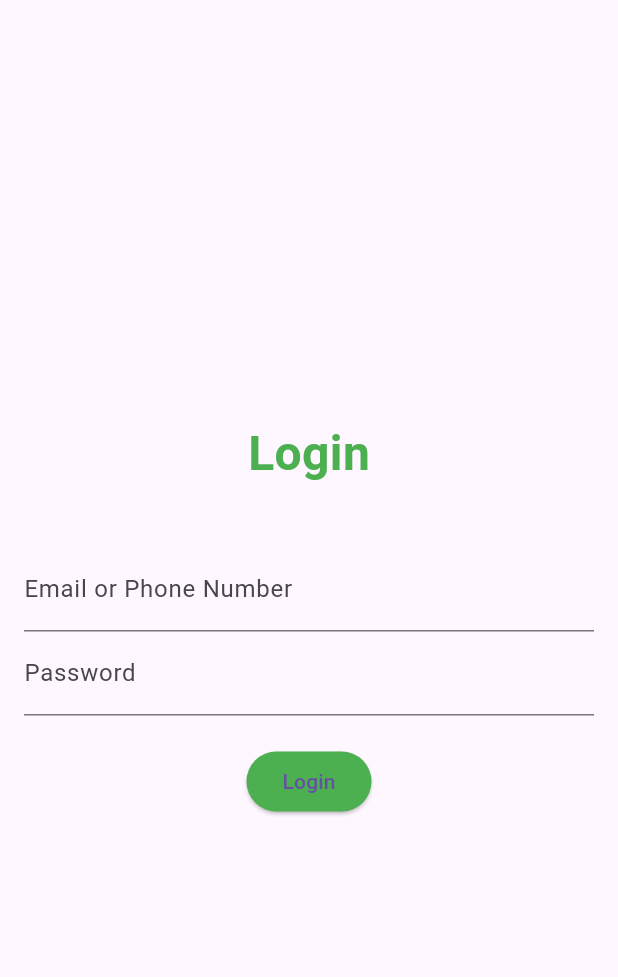
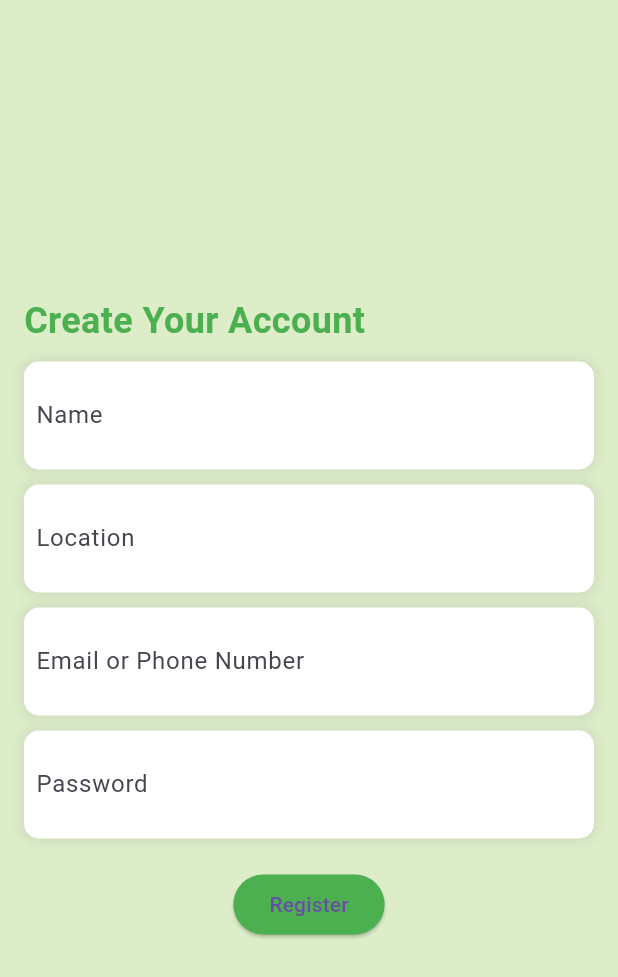
Before and after one commit to JMJ10/ecopulse_local, a Flutter app: the screen it shows after launch, on a phone screen of 412 x 824 dp. Shown: the top 977 px of the screen. Run offline on Flutter 3.47's test engine with Material 3 defaults, Android fonts, the phone set to English and light mode, and no system bars.

Commit message:
new register page replacing login screen

```diff
--- a/lib/login_screen.dart
+++ /dev/null
@@ -1,91 +0,0 @@
-import 'package:flutter/material.dart';
-import 'dashboard_screen.dart';
-
-class LoginScreen extends StatelessWidget {
-  final TextEditingController emailOrPhoneController = TextEditingController();
-  final TextEditingController passwordController = TextEditingController();
-
-  void login(BuildContext context) {
-    String emailOrPhone = emailOrPhoneController.text.trim();
-    String password = passwordController.text.trim();
-
-    if (emailOrPhone.isEmpty) {
-      ScaffoldMessenger.of(context).showSnackBar(
-        SnackBar(content: Text('Please enter your email or phone number')),
-      );
-      return;
-    }
-
-    if (emailOrPhone.contains('@')) {
-      // Email-based login logic
-      if (password.isNotEmpty) {
-        Navigator.push(
-          context,
-          MaterialPageRoute(builder: (context) => DashboardScreen()),
-        );
-      } else {
-        ScaffoldMessenger.of(context).showSnackBar(
-          SnackBar(content: Text('Please enter your password')),
-        );
-      }
-    } else {
-      // Phone-based login logic
-      if (emailOrPhone.length >= 10) {
-        Navigator.push(
-          context,
-          MaterialPageRoute(builder: (context) => DashboardScreen()),
-        );
-      } else {
-        ScaffoldMessenger.of(context).showSnackBar(
-          SnackBar(content: Text('Please enter a valid phone number')),
-        );
-      }
-    }
-  }
-
-  @override
-  Widget build(BuildContext context) {
-    return Scaffold(
-      body: Padding(
-        padding: const EdgeInsets.all(16.0),
-        child: Column(
-          mainAxisAlignment: MainAxisAlignment.center,
-          crossAxisAlignment: CrossAxisAlignment.center,
-          children: [
-            Center(
-              child: Text(
-                'Login',
-                style: TextStyle(
-                  fontSize: 32.0, // Larger font size
-                  fontWeight: FontWeight.bold, // Bold text style
-                  color: Colors.green,
-                ),
-              ),
-            ),
-            SizedBox(height: 40), // Spacing between the title and input fields
-            TextField(
-              controller: emailOrPhoneController,
-              decoration: InputDecoration(
-                labelText: 'Email or Phone Number',
-              ),
-              keyboardType: TextInputType.emailAddress, // Allows phone and email input
-            ),
-            TextField(
-              controller: passwordController,
-              decoration: InputDecoration(labelText: 'Password'),
-              obscureText: true,
-            ),
-            SizedBox(height: 20),
-            ElevatedButton(
-              style: ElevatedButton.styleFrom(
-                backgroundColor: Colors.green,
-              ),
-              onPressed: () => login(context),
-              child: Text('Login'),
-            ),
-          ],
-        ),
-      ),
-    );
-  }
-}
--- a/lib/main.dart
+++ b/lib/main.dart
@@ -1,5 +1,5 @@
 import 'package:flutter/material.dart';
-import 'login_screen.dart';
+import 'register_screen.dart';
 
 void main() {
   runApp(EcoPracticesApp());
@@ -13,7 +13,7 @@ class EcoPracticesApp extends StatelessWidget {
       theme: ThemeData(
         primarySwatch: Colors.green,
       ),
-      home: LoginScreen(),
+      home: RegisterScreen(),
     );
   }
 }
--- /dev/null
+++ b/lib/register_screen.dart
@@ -0,0 +1,190 @@
+import 'package:flutter/material.dart';
+import 'dashboard_screen.dart';
+
+class RegisterScreen extends StatelessWidget {
+  final TextEditingController nameController = TextEditingController();
+  final TextEditingController locationController = TextEditingController();
+  final TextEditingController emailOrPhoneController = TextEditingController();
+  final TextEditingController passwordController = TextEditingController();
+
+  void register(BuildContext context) {
+    String name = nameController.text.trim();
+    String location = locationController.text.trim();
+    String emailOrPhone = emailOrPhoneController.text.trim();
+    String password = passwordController.text.trim();
+
+    if (name.isEmpty) {
+      ScaffoldMessenger.of(context).showSnackBar(
+        SnackBar(content: Text('Please enter your name')),
+      );
+      return;
+    }
+
+    if (location.isEmpty) {
+      ScaffoldMessenger.of(context).showSnackBar(
+        SnackBar(content: Text('Please enter your location')),
+      );
+      return;
+    }
+
+    if (emailOrPhone.isEmpty) {
+      ScaffoldMessenger.of(context).showSnackBar(
+        SnackBar(content: Text('Please enter your email or phone number')),
+      );
+      return;
+    }
+
+    if (emailOrPhone.contains('@')) {
+      // Email-based registration logic
+      if (password.isNotEmpty) {
+        Navigator.push(
+          context,
+          MaterialPageRoute(builder: (context) => DashboardScreen()),
+        );
+      } else {
+        ScaffoldMessenger.of(context).showSnackBar(
+          SnackBar(content: Text('Please enter your password')),
+        );
+      }
+    } else {
+      // Phone-based registration logic
+      if (emailOrPhone.length >= 10) {
+        Navigator.push(
+          context,
+          MaterialPageRoute(builder: (context) => DashboardScreen()),
+        );
+      } else {
+        ScaffoldMessenger.of(context).showSnackBar(
+          SnackBar(content: Text('Please enter a valid phone number')),
+        );
+      }
+    }
+  }
+
+  @override
+  Widget build(BuildContext context) {
+    return Scaffold(
+      backgroundColor: Colors.lightGreen[100], // Light green background
+      body: Padding(
+        padding: const EdgeInsets.all(16.0),
+        child: Column(
+          mainAxisAlignment: MainAxisAlignment.center,
+          crossAxisAlignment: CrossAxisAlignment.start,
+          children: [
+            Align(
+              alignment: Alignment.topLeft,
+              child: Text(
+                'Create Your Account',
+                style: TextStyle(
+                  fontSize: 24.0, // Title font size
+                  fontWeight: FontWeight.bold,
+                  color: Colors.green,
+                ),
+              ),
+            ),
+            SizedBox(height: 10),
+            Container(
+              padding: EdgeInsets.all(8.0),
+              decoration: BoxDecoration(
+                color: Colors.white,
+                borderRadius: BorderRadius.circular(10),
+                boxShadow: [
+                  BoxShadow(
+                    color: Colors.grey.withOpacity(0.2),
+                    spreadRadius: 2,
+                    blurRadius: 5,
+                  ),
+                ],
+              ),
+              child: TextField(
+                controller: nameController,
+                decoration: InputDecoration(
+                  labelText: 'Name',
+                  border: InputBorder.none,
+                ),
+              ),
+            ),
+            SizedBox(height: 10),
+            Container(
+              padding: EdgeInsets.all(8.0),
+              decoration: BoxDecoration(
+                color: Colors.white,
+                borderRadius: BorderRadius.circular(10),
+                boxShadow: [
+                  BoxShadow(
+                    color: Colors.grey.withOpacity(0.2),
+                    spreadRadius: 2,
+                    blurRadius: 5,
+                  ),
+                ],
+              ),
+              child: TextField(
+                controller: locationController,
+                decoration: InputDecoration(
+                  labelText: 'Location',
+                  border: InputBorder.none,
+                ),
+              ),
+            ),
+            SizedBox(height: 10),
+            Container(
+              padding: EdgeInsets.all(8.0),
+              decoration: BoxDecoration(
+                color: Colors.white,
+                borderRadius: BorderRadius.circular(10),
+                boxShadow: [
+                  BoxShadow(
+                    color: Colors.grey.withOpacity(0.2),
+                    spreadRadius: 2,
+                    blurRadius: 5,
+                  ),
+                ],
+              ),
+              child: TextField(
+                controller: emailOrPhoneController,
+                decoration: InputDecoration(
+                  labelText: 'Email or Phone Number',
+                  border: InputBorder.none,
+                ),
+                keyboardType: TextInputType.emailAddress,
+              ),
+            ),
+            SizedBox(height: 10),
+            Container(
+              padding: EdgeInsets.all(8.0),
+              decoration: BoxDecoration(
+                color: Colors.white,
+                borderRadius: BorderRadius.circular(10),
+                boxShadow: [
+                  BoxShadow(
+                    color: Colors.grey.withOpacity(0.2),
+                    spreadRadius: 2,
+                    blurRadius: 5,
+                  ),
+                ],
+              ),
+              child: TextField(
+                controller: passwordController,
+                decoration: InputDecoration(
+                  labelText: 'Password',
+                  border: InputBorder.none,
+                ),
+                obscureText: true,
+              ),
+            ),
+            SizedBox(height: 20),
+            Center(
+              child: ElevatedButton(
+                style: ElevatedButton.styleFrom(
+                  backgroundColor: Colors.green,
+                ),
+                onPressed: () => register(context),
+                child: Text('Register'),
+              ),
+            ),
+          ],
+        ),
+      ),
+    );
+  }
+}
```
